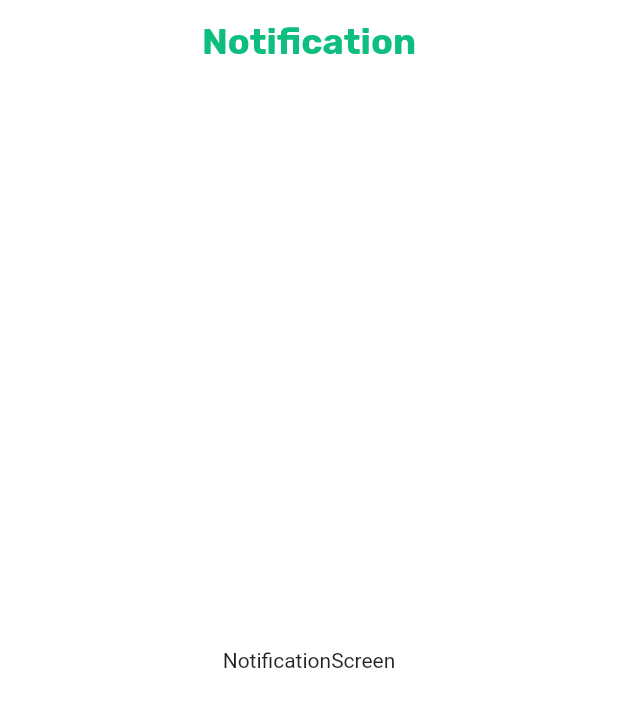
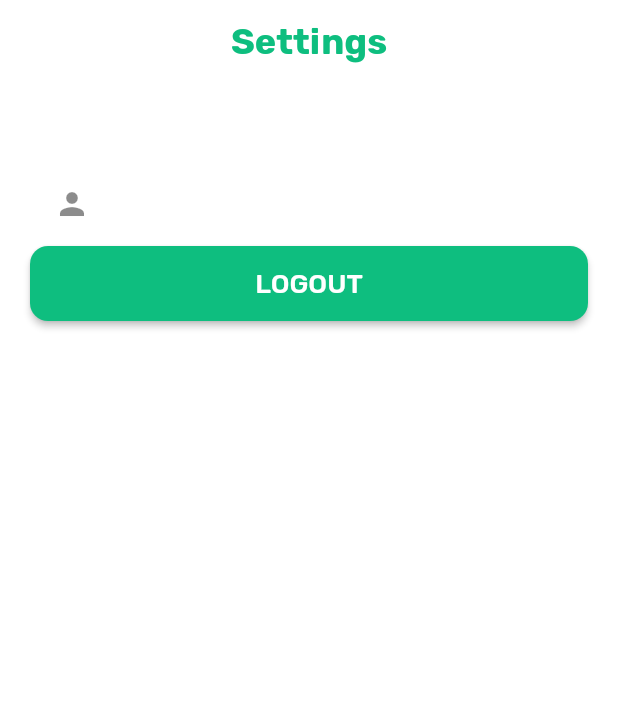
Before and after one commit to Khaled-Shbair/smart_store, a Flutter app: the SettingsScreen screen opened directly, on a phone screen of 412 x 824 dp. Shown: the top 707 px of the screen. Run offline on Flutter 3.47's test engine with Material 2 defaults, Android fonts, the phone set to English and light mode, and no system bars; our stand-ins replace carousel_slider, flutter_rating_bar, flutter_svg, fluttertoast, get, shared_preferences; accounts and stored records are empty.

```diff
--- a/lib/app_routers.dart
+++ b/lib/app_routers.dart
@@ -11,7 +11,7 @@ import 'screens/home_screen.dart';
 import 'screens/launch_screen.dart';
 import 'screens/product_category_screen.dart';
 import 'screens/product_details_screen.dart';
-import 'screens/smart_store_layout.dart';
+import 'screens/app_layout.dart';
 import 'screens/sub_category_screen.dart';
 
 class AppRouters {
--- a/lib/getX/home_getX.dart
+++ b/lib/getX/home_getX.dart
@@ -4,6 +4,7 @@ import 'package:http/http.dart' as http;
 import '../api/api_paths.dart';
 import '../models/home_model.dart';
 import '../shared_preferences/pref_controller.dart';
+import 'favorite-products_getX.dart';
 
 class HomeGetX extends GetxController {
   static HomeGetX get to => Get.find();
@@ -36,5 +37,4 @@ class HomeGetX extends GetxController {
       loading.value = false;
     }
   }
-
 }
--- a/lib/screens/auth_screen/forget_password.dart
+++ b/lib/screens/auth_screen/forget_password.dart
@@ -7,7 +7,7 @@ import '../../constants/colors.dart';
 import '../../widgets/button_auth.dart';
 import '../../widgets/input_filed.dart';
 import '../../widgets/view_details.dart';
-import '../../getX/auth_controller_getX.dart';
+import '../../api/auth_api_controller.dart';
 
 class ForgetPassword extends StatefulWidget {
   const ForgetPassword({Key? key}) : super(key: key);
@@ -95,8 +95,8 @@ class _ForgetPasswordState extends State<ForgetPassword> with Helpers {
   }
 
   Future<void> _forget() async {
-    ApiResponse apiResponse = await AuthApiController.to
-        .forgetPassword(phone: _mobileController.text);
+    ApiResponse apiResponse =
+        await AuthApiController().forgetPassword(phone: _mobileController.text);
     showSnackBar(message: apiResponse.message, error: !apiResponse.status);
     if (apiResponse.status) {
       navigator();
--- a/lib/screens/auth_screen/register_screen.dart
+++ b/lib/screens/auth_screen/register_screen.dart
@@ -3,7 +3,7 @@ import 'package:get/get.dart';
 import '../../constants/routes.dart';
 import '../../getX/cities_getX.dart';
 import '../../api/api_response.dart';
-import '../../getX/auth_controller_getX.dart';
+import '../../api/auth_api_controller.dart';
 import '../../models/city_model.dart';
 import '../../utils/helpers.dart';
 import '../../widgets/input_filed.dart';
--- a/lib/screens/auth_screen/reset_password_screen.dart
+++ b/lib/screens/auth_screen/reset_password_screen.dart
@@ -7,7 +7,7 @@ import '../../widgets/code_field.dart';
 import '../../widgets/button_auth.dart';
 import '../../widgets/view_details.dart';
 import '../../widgets/password_filed.dart';
-import '../../getX/auth_controller_getX.dart';
+import '../../api/auth_api_controller.dart';
 
 class ResetPasswordScreen extends StatefulWidget {
   const ResetPasswordScreen({Key? key, required this.phone}) : super(key: key);
@@ -209,7 +209,7 @@ class _ResetPasswordScreenState extends State<ResetPasswordScreen>
   }
 
   Future<void> _sendCode() async {
-    ApiResponse apiResponse = await AuthApiController.to.resetPassword(
+    ApiResponse apiResponse = await AuthApiController().resetPassword(
       phone: widget.phone,
       password: _newPasswordController.text,
       code: code,
--- a/lib/screens/settings_screen.dart
+++ b/lib/screens/settings_screen.dart
@@ -1,7 +1,12 @@
 import 'package:flutter/material.dart';
-
+import 'package:smart_store/shared_preferences/pref_controller.dart';
+import '../constants/routes.dart';
+import '../api/auth_api_controller.dart';
+import '../api/api_response.dart';
 import '../constants/fonts.dart';
 import '../constants/colors.dart';
+import '../utils/helpers.dart';
+import '../widgets/button_auth.dart';
 import '../widgets/view_details.dart';
 
 class SettingsScreen extends StatefulWidget {
@@ -11,14 +16,14 @@ class SettingsScreen extends StatefulWidget {
   State<SettingsScreen> createState() => _SettingsScreenState();
 }
 
-class _SettingsScreenState extends State<SettingsScreen> {
+class _SettingsScreenState extends State<SettingsScreen> with Helpers {
   @override
   Widget build(BuildContext context) {
     return Scaffold(
       backgroundColor: ColorsApp.scaffoldColor,
       appBar: AppBar(
         title: const ViewDetails(
-          data: 'Notification',
+          data: 'Settings',
           fontFamily: FontsApp.fontBold,
           color: ColorsApp.green,
           fontSize: 24,
@@ -27,9 +32,29 @@ class _SettingsScreenState extends State<SettingsScreen> {
         elevation: 0,
         backgroundColor: Colors.transparent,
       ),
-      body: const Center(
-        child: Text('NotificationScreen'),
+      body: ListView(
+        padding: const EdgeInsetsDirectional.all(20),
+        children: [
+          Text(PrefController().name),
+          Text(PrefController().phone),
+          ListTile(
+            leading: Icon(Icons.person),
+          ),
+          ButtonAuth(
+            text: 'LOGOUT',
+            onPressed: () async {
+              ApiResponse apiResponse = await AuthApiController().logout();
+              showSnackBar(
+                  message: apiResponse.message, error: !apiResponse.status);
+              if (apiResponse.status) {
+                navigator();
+              }
+            },
+          ),
+        ],
       ),
     );
   }
+
+  void navigator() => Navigator.pushReplacementNamed(context, loginScreen);
 }
--- a/lib/shared_preferences/pref_controller.dart
+++ b/lib/shared_preferences/pref_controller.dart
@@ -2,7 +2,7 @@ import 'package:shared_preferences/shared_preferences.dart';
 
 import '../models/user_model.dart';
 
-enum PrefKeys { id, token, password, phone, login, name }
+enum PrefKeys { id, token, image, password, phone, login, name }
 
 class PrefController {
   static final PrefController _prefController = PrefController._();
@@ -21,12 +21,31 @@ class PrefController {
     await _sharedPreferences.setString(PrefKeys.phone.toString(), user.mobile);
     await _sharedPreferences.setString(PrefKeys.name.toString(), user.name);
     await _sharedPreferences.setString(
+        PrefKeys.image.toString(), user.store!.image.toString());
+    await _sharedPreferences.setString(
         PrefKeys.token.toString(), 'Bearer ${user.token}');
   }
 
   bool get login =>
       _sharedPreferences.getBool(PrefKeys.login.toString()) ?? false;
 
+  //set login(bool login) =>
+  //    _sharedPreferences.setBool(PrefKeys.login.toString(), login);
+
   String get token =>
       _sharedPreferences.getString(PrefKeys.token.toString()) ?? '';
+
+  //set token(String token) =>
+  //    _sharedPreferences.setString(PrefKeys.token.toString(), token);
+
+  String get phone =>
+      _sharedPreferences.getString(PrefKeys.phone.toString()) ?? '';
+
+  String get name =>
+      _sharedPreferences.getString(PrefKeys.name.toString()) ?? '';
+
+  String get image =>
+      _sharedPreferences.getString(PrefKeys.image.toString()) ?? '';
+
+  Future<bool> clear() async => await _sharedPreferences.clear();
 }
```
Also changed, not shown: lib/api/auth_api_controller.dart (renamed from lib/getX/auth_controller_getX.dart, +30 -6 lines), lib/screens/auth_screen/login_screen.dart (+3 -5 lines), lib/screens/app_layout.dart (renamed from lib/screens/smart_store_layout.dart).
